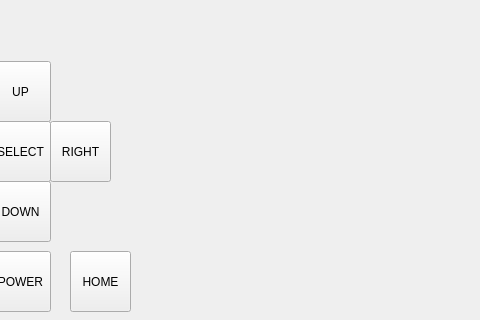
This is Denas/mainwindow.ui in ahmadank/DenasOnQT as Qt 5 draws it before an edit; both pictures show x 100 to 580 and y 159 to 479 of the 580 by 479 pixel window. The edited form follows.
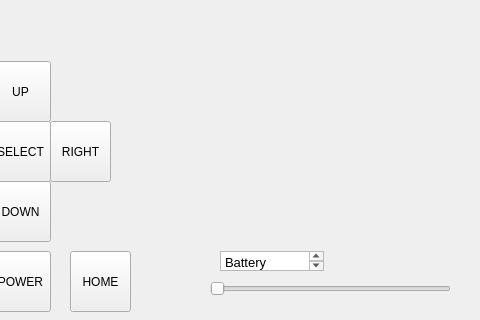
This is the edited form.

What changed in the file:
```diff
--- a/Denas/mainwindow.ui
+++ b/Denas/mainwindow.ui
@@ -152,6 +152,36 @@
      <string>POWER</string>
     </property>
    </widget>
+   <widget class="QSlider" name="horizontalSlider">
+    <property name="geometry">
+     <rect>
+      <x>310</x>
+      <y>440</y>
+      <width>241</width>
+      <height>16</height>
+     </rect>
+    </property>
+    <property name="orientation">
+     <enum>Qt::Horizontal</enum>
+    </property>
+   </widget>
+   <widget class="QTextEdit" name="textEdit">
+    <property name="geometry">
+     <rect>
+      <x>320</x>
+      <y>410</y>
+      <width>104</width>
+      <height>20</height>
+     </rect>
+    </property>
+    <property name="html">
+     <string>&lt;!DOCTYPE HTML PUBLIC &quot;-//W3C//DTD HTML 4.0//EN&quot; &quot;http://www.w3.org/TR/REC-html40/strict.dtd&quot;&gt;
+&lt;html&gt;&lt;head&gt;&lt;meta name=&quot;qrichtext&quot; content=&quot;1&quot; /&gt;&lt;style type=&quot;text/css&quot;&gt;
+p, li { white-space: pre-wrap; }
+&lt;/style&gt;&lt;/head&gt;&lt;body style=&quot; font-family:'Sans'; font-size:10pt; font-weight:400; font-style:normal;&quot;&gt;
+&lt;p style=&quot; margin-top:0px; margin-bottom:0px; margin-left:0px; margin-right:0px; -qt-block-indent:0; text-indent:0px;&quot;&gt;Battery&lt;/p&gt;&lt;/body&gt;&lt;/html&gt;</string>
+    </property>
+   </widget>
   </widget>
  </widget>
  <layoutdefault spacing="6" margin="11"/>
```
